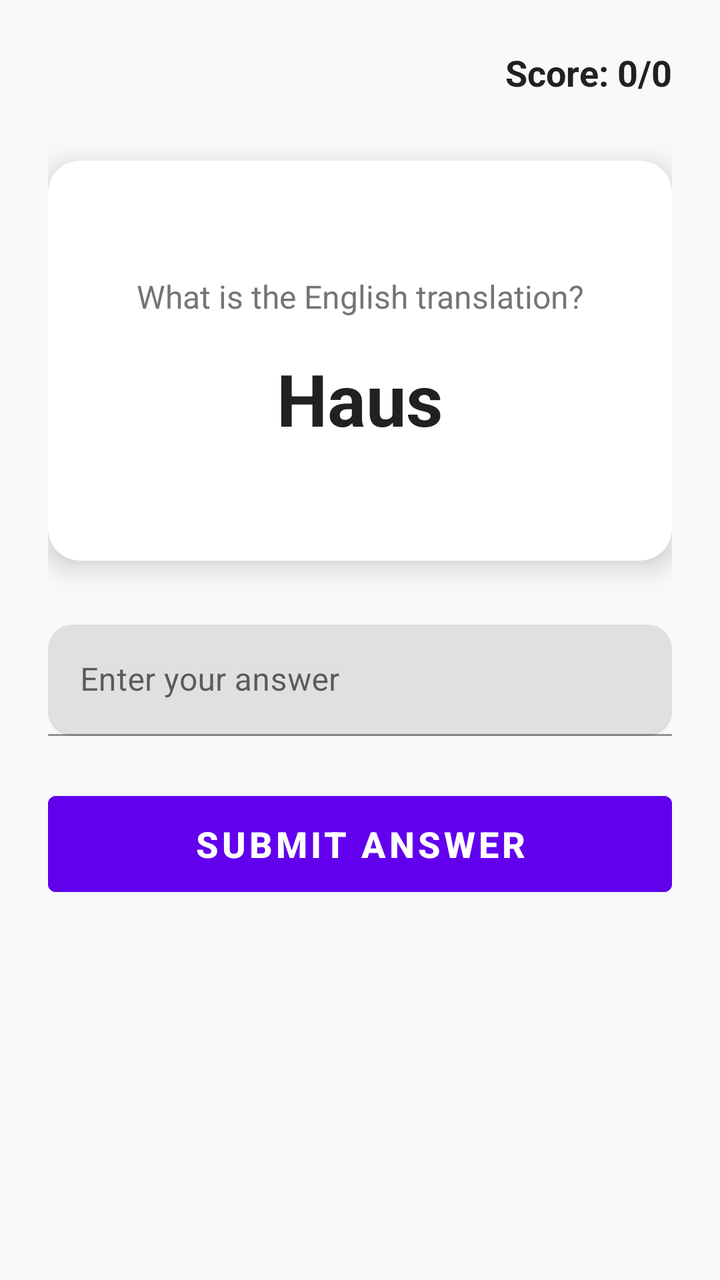
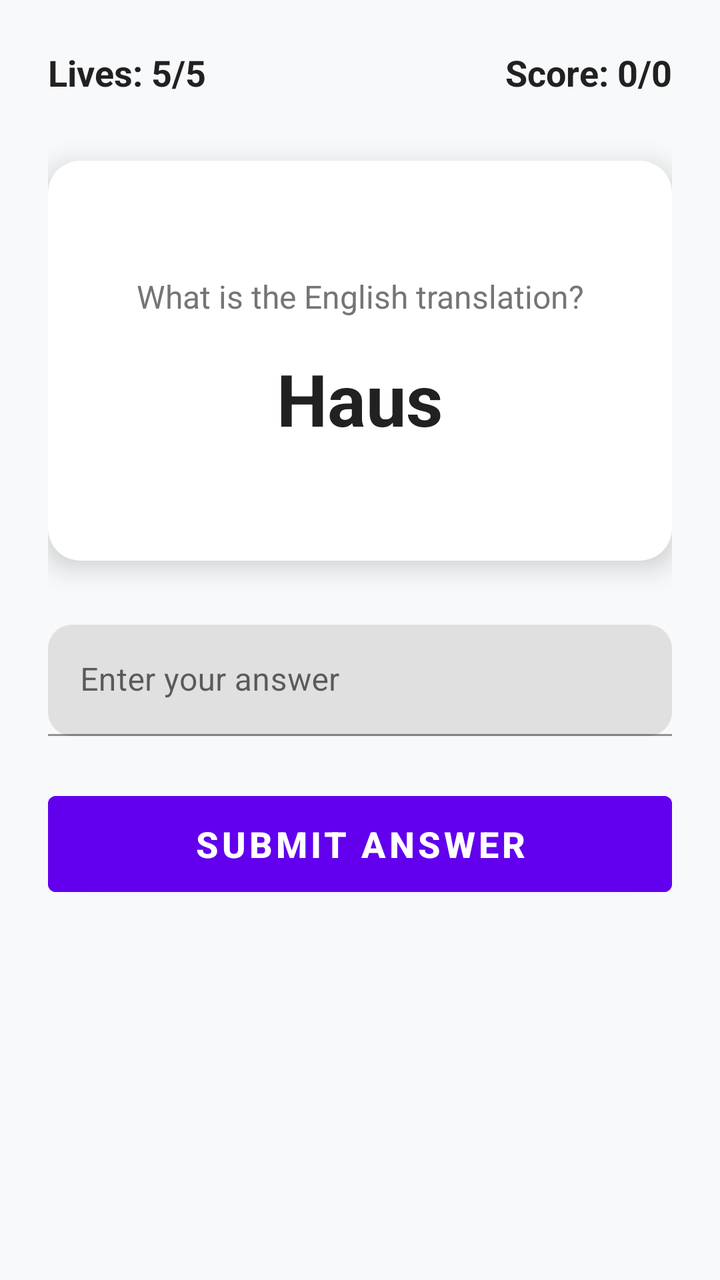

An Android layout rendered at two revisions. The XML below is the earlier revision; the diff shows what the commit changed to produce the second picture.
<!-- AndroidManifest.xml: application theme Theme.Germanicus -->
<!-- res/layout/fragment_translation_game.xml -->
<?xml version="1.0" encoding="utf-8"?>
<androidx.constraintlayout.widget.ConstraintLayout xmlns:android="http://schemas.android.com/apk/res/android"
    xmlns:app="http://schemas.android.com/apk/res-auto"
    android:layout_width="match_parent"
    android:layout_height="match_parent"
    android:background="@color/background_gradient"
    android:padding="24dp">

    <TextView
        android:id="@+id/scoreTextView"
        android:layout_width="wrap_content"
        android:layout_height="wrap_content"
        android:text="Score: 0/0"
        android:textSize="18sp"
        android:textColor="@color/primary_text"
        android:textStyle="bold"
        app:layout_constraintEnd_toEndOf="parent"
        app:layout_constraintTop_toTopOf="parent" />

    <androidx.cardview.widget.CardView
        android:id="@+id/questionCard"
        android:layout_width="0dp"
        android:layout_height="200dp"
        android:layout_marginTop="32dp"
        app:cardCornerRadius="16dp"
        app:cardElevation="8dp"
        app:layout_constraintEnd_toEndOf="parent"
        app:layout_constraintStart_toStartOf="parent"
        app:layout_constraintTop_toBottomOf="@id/scoreTextView">

        <LinearLayout
            android:layout_width="match_parent"
            android:layout_height="match_parent"
            android:orientation="vertical"
            android:gravity="center"
            android:padding="24dp">

            <TextView
                android:id="@+id/questionPromptTextView"
                android:layout_width="wrap_content"
                android:layout_height="wrap_content"
                android:text="@string/what_translation"
                android:textSize="16sp"
                android:textColor="@color/secondary_text"
                android:gravity="center" />

            <TextView
                android:id="@+id/germanWordTextView"
                android:layout_width="wrap_content"
                android:layout_height="wrap_content"
                android:text="Haus"
                android:textSize="36sp"
                android:textStyle="bold"
                android:textColor="@color/primary_text"
                android:layout_marginTop="16dp"
                android:gravity="center" />

        </LinearLayout>

    </androidx.cardview.widget.CardView>

    <com.google.android.material.textfield.TextInputLayout
        android:id="@+id/answerInputLayout"
        android:layout_width="0dp"
        android:layout_height="wrap_content"
        android:layout_marginTop="32dp"
        android:hint="@string/enter_answer"
        app:boxCornerRadiusBottomEnd="12dp"
        app:boxCornerRadiusBottomStart="12dp"
        app:boxCornerRadiusTopEnd="12dp"
        app:boxCornerRadiusTopStart="12dp"
        app:layout_constraintEnd_toEndOf="parent"
        app:layout_constraintStart_toStartOf="parent"
        app:layout_constraintTop_toBottomOf="@id/questionCard">

        <com.google.android.material.textfield.TextInputEditText
            android:id="@+id/answerEditText"
            android:layout_width="match_parent"
            android:layout_height="wrap_content"
            android:inputType="text"
            android:maxLines="1" />

    </com.google.android.material.textfield.TextInputLayout>

    <Button
        android:id="@+id/submitButton"
        android:layout_width="0dp"
        android:layout_height="60dp"
        android:layout_marginTop="24dp"
        android:text="@string/submit_answer"
        android:textSize="18sp"
        android:textStyle="bold"
        android:backgroundTint="@color/primary_color"
        android:textColor="@android:color/white"
        app:layout_constraintEnd_toEndOf="parent"
        app:layout_constraintStart_toStartOf="parent"
        app:layout_constraintTop_toBottomOf="@id/answerInputLayout" />

    <androidx.cardview.widget.CardView
        android:id="@+id/resultCard"
        android:layout_width="0dp"
        android:layout_height="wrap_content"
        android:layout_marginTop="24dp"
        android:visibility="gone"
        app:cardCornerRadius="12dp"
        app:cardElevation="4dp"
        app:layout_constraintEnd_toEndOf="parent"
        app:layout_constraintStart_toStartOf="parent"
        app:layout_constraintTop_toBottomOf="@id/submitButton">

        <LinearLayout
            android:layout_width="match_parent"
            android:layout_height="wrap_content"
            android:orientation="vertical"
            android:padding="16dp">

            <TextView
                android:id="@+id/resultTextView"
                android:layout_width="wrap_content"
                android:layout_height="wrap_content"
                android:text="Correct!"
                android:textSize="18sp"
                android:textStyle="bold"
                android:gravity="center" />

            <TextView
                android:id="@+id/correctAnswerTextView"
                android:layout_width="wrap_content"
                android:layout_height="wrap_content"
                android:text="Correct answer: house"
                android:textSize="14sp"
                android:layout_marginTop="8dp"
                android:gravity="center" />

            <Button
                android:id="@+id/nextButton"
                android:layout_width="wrap_content"
                android:layout_height="wrap_content"
                android:text="@string/next"
                android:layout_gravity="center"
                android:layout_marginTop="12dp" />

        </LinearLayout>

    </androidx.cardview.widget.CardView>

</androidx.constraintlayout.widget.ConstraintLayout>
<!-- resources referenced by this layout -->
<resources>
  <color name="background_gradient">#FFF8F9FA</color>
  <color name="primary_color">#FF6200EE</color>
  <color name="primary_text">#FF212121</color>
  <color name="secondary_text">#FF757575</color>
  <string name="enter_answer">Enter your answer</string>
  <string name="next">Next</string>
  <string name="submit_answer">Submit Answer</string>
  <string name="what_translation">What is the English translation?</string>
  <style name="Theme.Germanicus" parent="Theme.MaterialComponents.DayNight.DarkActionBar">
          
          <item name="colorPrimary">@color/purple_500</item>
          <item name="colorPrimaryVariant">@color/purple_700</item>
          <item name="colorOnPrimary">@color/white</item>
          
          <item name="colorSecondary">@color/teal_200</item>
          <item name="colorSecondaryVariant">@color/teal_700</item>
          <item name="colorOnSecondary">@color/black</item>
          
          <item name="android:statusBarColor">?attr/colorPrimaryVariant</item>
          
      </style>
  <color name="purple_500">#FF6200EE</color>
  <color name="purple_700">#FF3700B3</color>
  <color name="white">#FFFFFFFF</color>
  <color name="teal_200">#FF03DAC5</color>
  <color name="teal_700">#FF018786</color>
  <color name="black">#FF000000</color>
</resources>

<!-- the commit's change to res/layout/fragment_translation_game.xml (unified diff, before → after) -->
@@ -15,6 +15,17 @@
         android:textColor="@color/primary_text"
         android:textStyle="bold"
         app:layout_constraintEnd_toEndOf="parent"
+        app:layout_constraintTop_toTopOf="parent" />
+
+    <TextView
+        android:id="@+id/livesTextView"
+        android:layout_width="wrap_content"
+        android:layout_height="wrap_content"
+        android:text="@string/lives_default"
+        android:textSize="18sp"
+        android:textColor="@color/primary_text"
+        android:textStyle="bold"
+        app:layout_constraintStart_toStartOf="parent"
         app:layout_constraintTop_toTopOf="parent" />
 
     <androidx.cardview.widget.CardView
<!-- resource entries referenced after the edit -->
@@ -5,6 +5,7 @@
   <color name="primary_text">#FF212121</color>
   <color name="secondary_text">#FF757575</color>
   <string name="enter_answer">Enter your answer</string>
+  <string name="lives_default">Lives: 5/5</string>
   <string name="next">Next</string>
   <string name="submit_answer">Submit Answer</string>
   <string name="what_translation">What is the English translation?</string>
